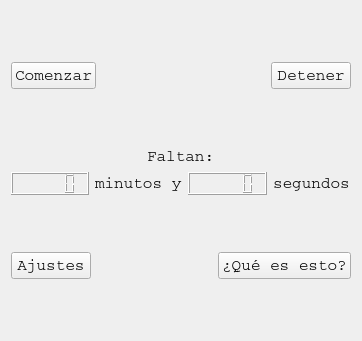
Above: mainwidget.ui from Yousdel/AveMariaHoraria before the change. Below: the same form after it.
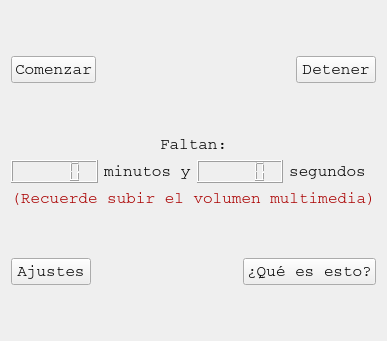
That is the form after the change.

Commit message: functionality almost achieved

The edit to the form file:
```diff
--- a/mainwidget.ui
+++ b/mainwidget.ui
@@ -6,7 +6,7 @@
    <rect>
     <x>0</x>
     <y>0</y>
-    <width>362</width>
+    <width>383</width>
     <height>341</height>
    </rect>
   </property>
@@ -138,6 +138,13 @@
      </item>
     </layout>
    </item>
+   <item>
+    <widget class="QLabel" name="label_4">
+     <property name="text">
+      <string>&lt;html&gt;&lt;head/&gt;&lt;body&gt;&lt;p align=&quot;center&quot;&gt;&lt;span style=&quot; color:#aa0000;&quot;&gt;(Recuerde subir el volumen multimedia)&lt;/span&gt;&lt;/p&gt;&lt;/body&gt;&lt;/html&gt;</string>
+     </property>
+    </widget>
+   </item>
    <item>
     <spacer name="verticalSpacer_4">
      <property name="orientation">
```
The commit also changes 1 other file.
